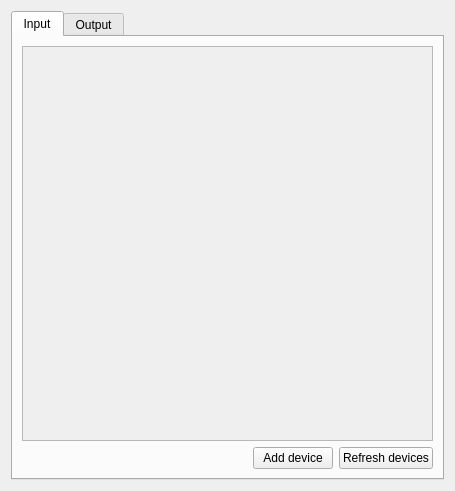
This is simonlib/simonsound/deviceconfiguration.ui in KDE/simon as Qt 5 draws it before an edit. The edited form follows.
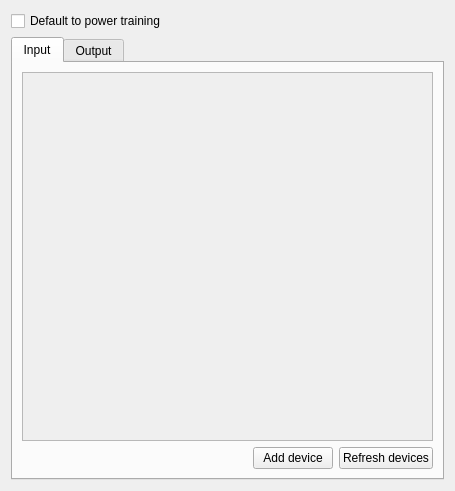
This is the edited form. Custom widgets are drawn as their Qt base class.

Commit message: (Re)implementing default to powertrain

Patch:
```diff
--- a/simonlib/simonsound/deviceconfiguration.ui
+++ b/simonlib/simonsound/deviceconfiguration.ui
@@ -14,6 +14,13 @@
    <string>Soundsettings</string>
   </property>
   <layout class="QVBoxLayout" name="verticalLayout_5">
+   <item>
+    <widget class="QCheckBox" name="kcfg_DefaultToPowerTraining">
+     <property name="text">
+      <string>Default to power training</string>
+     </property>
+    </widget>
+   </item>
    <item>
     <widget class="KTabWidget" name="twMain">
      <property name="currentIndex">
@@ -35,7 +42,7 @@
             <x>0</x>
             <y>0</y>
             <width>425</width>
-            <height>409</height>
+            <height>382</height>
            </rect>
           </property>
           <layout class="QVBoxLayout" name="verticalLayout_2">
```
Left out of the diff: 2 changed lines with no effect on the pictures. The commit also changes 7 other files.
